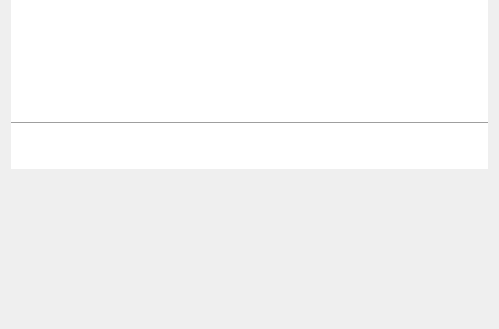
Old version of the form src/FormMesh.ui in the repository Aiopr-bits/MAVES; both pictures show x 0 to 499 and y 484 to 813 of the 499 by 813 pixel window.
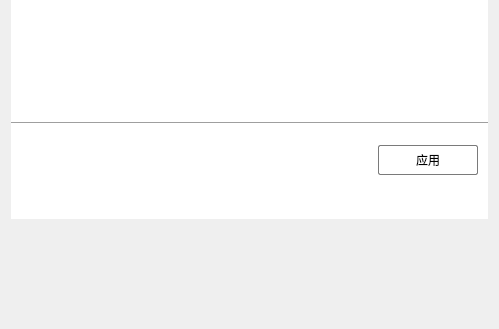
New version of the form. Icons and pictures are not drawn.

Patch:
```diff
--- a/src/FormMesh.ui
+++ b/src/FormMesh.ui
@@ -459,6 +459,90 @@
              </property>
             </widget>
            </item>
+           <item>
+            <spacer name="verticalSpacer_3">
+             <property name="orientation">
+              <enum>Qt::Vertical</enum>
+             </property>
+             <property name="sizeType">
+              <enum>QSizePolicy::Fixed</enum>
+             </property>
+             <property name="sizeHint" stdset="0">
+              <size>
+               <width>20</width>
+               <height>20</height>
+              </size>
+             </property>
+            </spacer>
+           </item>
+           <item>
+            <layout class="QHBoxLayout" name="horizontalLayout_2">
+             <item>
+              <spacer name="horizontalSpacer">
+               <property name="orientation">
+                <enum>Qt::Horizontal</enum>
+               </property>
+               <property name="sizeHint" stdset="0">
+                <size>
+                 <width>40</width>
+                 <height>20</height>
+                </size>
+               </property>
+              </spacer>
+             </item>
+             <item>
+              <widget class="QPushButton" name="pushButton">
+               <property name="minimumSize">
+                <size>
+                 <width>100</width>
+                 <height>30</height>
+                </size>
+               </property>
+               <property name="maximumSize">
+                <size>
+                 <width>100</width>
+                 <height>30</height>
+                </size>
+               </property>
+               <property name="styleSheet">
+                <string notr="true">QPushButton {
+    background-color: rgb(255, 255, 255); /* 背景色 */
+    border: 1px solid rgb(122, 122, 122); /* 边框色 */
+    border-radius: 2px; /* 圆润边框 */
+}
+
+QPushButton:hover {
+    background-color: rgb(242, 242, 242); /* 鼠标悬浮背景色 */
+}
+
+QPushButton:pressed {
+    background-color: rgb(235, 235, 235); /* 鼠标点击背景色 */
+}
+</string>
+               </property>
+               <property name="text">
+                <string>应用</string>
+               </property>
+              </widget>
+             </item>
+             <item>
+              <spacer name="horizontalSpacer_2">
+               <property name="orientation">
+                <enum>Qt::Horizontal</enum>
+               </property>
+               <property name="sizeType">
+                <enum>QSizePolicy::Fixed</enum>
+               </property>
+               <property name="sizeHint" stdset="0">
+                <size>
+                 <width>10</width>
+                 <height>20</height>
+                </size>
+               </property>
+              </spacer>
+             </item>
+            </layout>
+           </item>
            <item>
             <spacer name="verticalSpacer_8">
              <property name="orientation">
```
